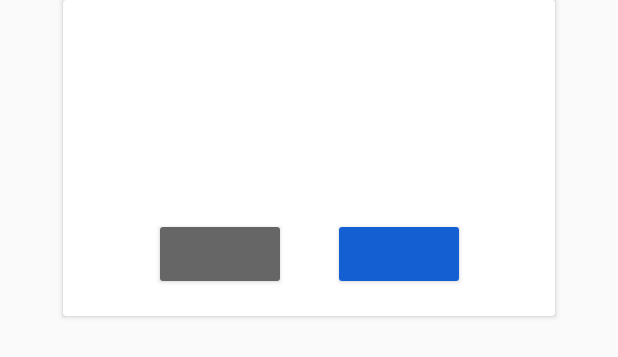
After one commit to Azamat753/HabitTracker, an Android app: the layout dialog_delete.xml on its own in the app's theme, with its tools: preview values and no code run, on a phone screen of 412 x 824 dp. The commit adds this screen. Shown: the top 357 px of the screen. Run offline under Robolectric (Android 15) with nearby library versions, the phone set to English and light mode, and no system bars.

Commit message:
fixed insert bug, add custom dialog, add check for emptiness of editText

```diff
--- /dev/null
+++ b/app/src/main/res/layout/dialog_delete.xml
@@ -0,0 +1,72 @@
+<?xml version="1.0" encoding="utf-8"?>
+<androidx.constraintlayout.widget.ConstraintLayout xmlns:android="http://schemas.android.com/apk/res/android"
+    xmlns:app="http://schemas.android.com/apk/res-auto"
+    android:layout_width="match_parent"
+    android:layout_height="match_parent">
+
+    <androidx.cardview.widget.CardView
+        app:layout_constraintEnd_toEndOf="parent"
+        app:layout_constraintTop_toTopOf="parent"
+        app:layout_constraintStart_toStartOf="parent"
+        android:layout_width="328dp"
+        android:layout_height="wrap_content">
+        <androidx.constraintlayout.widget.ConstraintLayout
+            android:layout_width="match_parent"
+            android:layout_height="match_parent">
+            <TextView
+                android:id="@+id/txt_title"
+                android:layout_width="wrap_content"
+                android:layout_height="wrap_content"
+                android:layout_marginTop="27dp"
+                android:textColor="@color/black"
+                android:textSize="29sp"
+                app:layout_constraintEnd_toEndOf="parent"
+                app:layout_constraintStart_toStartOf="parent"
+                app:layout_constraintTop_toTopOf="parent" />
+
+            <TextView
+                android:id="@+id/txt_description"
+                android:layout_width="wrap_content"
+                android:layout_height="wrap_content"
+                android:layout_marginHorizontal="24dp"
+                android:layout_marginTop="15dp"
+                android:textColor="@color/black"
+                android:textSize="19sp"
+                app:layout_constraintEnd_toEndOf="parent"
+                app:layout_constraintStart_toStartOf="parent"
+                app:layout_constraintTop_toBottomOf="@id/txt_title" />
+
+            <LinearLayout
+                android:layout_width="wrap_content"
+                android:layout_height="wrap_content"
+                android:layout_marginTop="37dp"
+                android:gravity="center_horizontal"
+                app:layout_constraintEnd_toEndOf="parent"
+                app:layout_constraintStart_toStartOf="parent"
+                app:layout_constraintTop_toBottomOf="@id/txt_description">
+
+                <Button
+                    android:id="@+id/btn_no"
+                    android:layout_width="wrap_content"
+                    android:layout_height="wrap_content"
+                    android:backgroundTint="@color/dark_grey"
+                    android:textAllCaps="false"
+                    android:textColor="@color/white" />
+
+                <Button
+                    android:id="@+id/btn_yes"
+                    android:layout_width="wrap_content"
+                    android:layout_height="wrap_content"
+                    android:layout_marginStart="31dp"
+                    android:backgroundTint="@color/blue"
+                    android:textAllCaps="false"
+                    android:layout_marginBottom="17dp"
+                    android:textColor="@color/white" />
+            </LinearLayout>
+        </androidx.constraintlayout.widget.ConstraintLayout>
+    </androidx.cardview.widget.CardView>
+
+
+
+
+</androidx.constraintlayout.widget.ConstraintLayout>
--- a/app/src/main/res/values/colors.xml
+++ b/app/src/main/res/values/colors.xml
@@ -4,4 +4,6 @@
     <color name="white">#FFFFFFFF</color>
     <color name="blue">#1460D3</color>
     <color name="grey">#9E9E9E</color>
+    <color name="dark_grey">#666666</color>
+    <color name="red">#FF0000</color>
 </resources>
--- a/build.gradle
+++ b/build.gradle
@@ -1,6 +1,7 @@
 buildscript {
     dependencies {
         classpath 'com.google.gms:google-services:4.3.10'
+        classpath "com.google.dagger:hilt-android-gradle-plugin:2.46.1"
     }
 }// Top-level build file where you can add configuration options common to all sub-projects/modules.
 plugins {
```
Also changed, not shown: app/src/main/java/com/lawlett/habittracker/bottomsheet/CreateHabitDialog.kt (+45 -4 lines), app/src/main/java/com/lawlett/habittracker/fragment/MainFragment.kt (+37 -11 lines), app/src/main/res/drawable/edit_error_bg.xml (added, +14 -0 lines).
